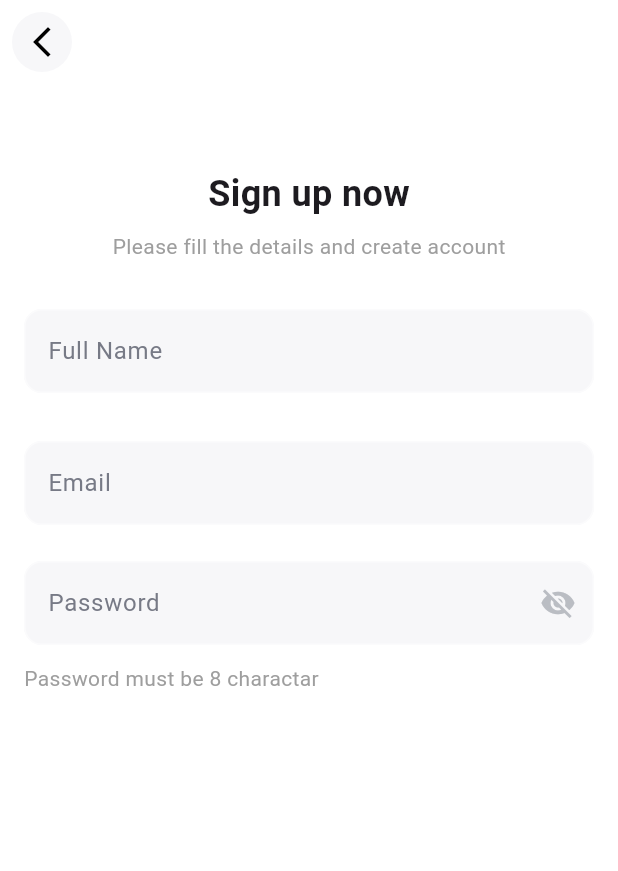
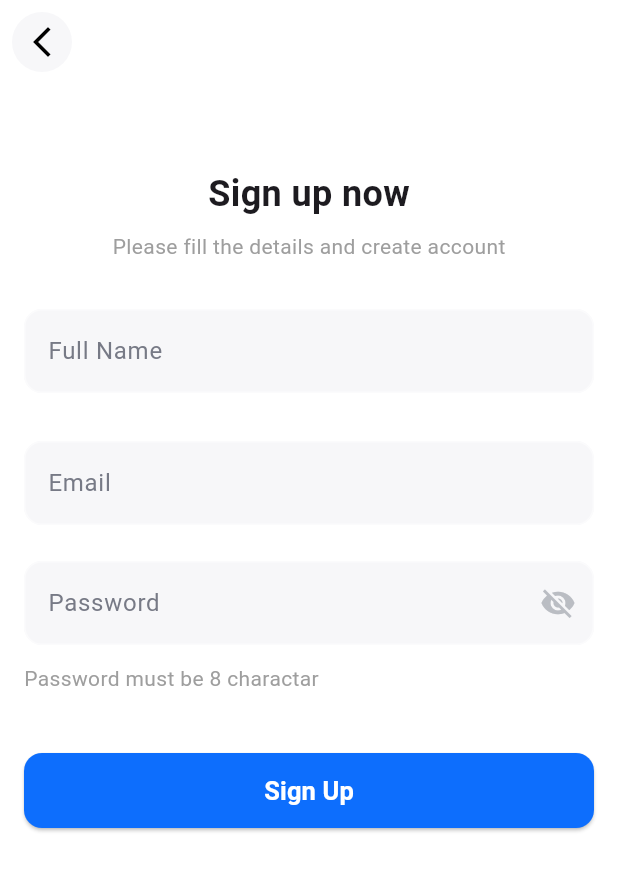
Before and after one commit to NadyAlwazah/flutter-task06-travel-app-beg, a Flutter app: the screen it shows after launch, after a tap on "Sign up", on a phone screen of 412 x 824 dp. Shown: the top 871 px of the screen. Run offline on Flutter 3.47's test engine with Material 3 defaults, Android fonts, the phone set to English and light mode, and no system bars; our stand-ins replace go_router.

Commit message:
feat(auth/signup): add Sign Up button to SignupViewBody

```diff
--- a/lib/features/auth/presentation/views/widgets/signin_view_body.dart
+++ b/lib/features/auth/presentation/views/widgets/signin_view_body.dart
@@ -63,7 +63,7 @@ class _SigninViewBodyState extends State<SigninViewBody> {
               const ForgetPasswordText(),
 
               const SizedBox(height: 32),
-              CustomButton(text: "Sign in", onPressed: () {}),
+              CustomButton(text: "Sign In", onPressed: () {}),
 
               const SizedBox(height: 32),
               const DonotHaveAnAccountWidget(),
--- a/lib/features/auth/presentation/views/widgets/signup_view_body.dart
+++ b/lib/features/auth/presentation/views/widgets/signup_view_body.dart
@@ -1,5 +1,6 @@
 import 'package:flutter/material.dart';
 import 'package:flutter_task06_travel_app_beg/core/utils/validators.dart';
+import 'package:flutter_task06_travel_app_beg/core/widgets/custom_button.dart';
 import 'package:flutter_task06_travel_app_beg/features/auth/presentation/views/widgets/auth_header.dart';
 import 'package:flutter_task06_travel_app_beg/features/auth/presentation/views/widgets/custom_text_form_field.dart';
 
@@ -72,6 +73,8 @@ class _SignupViewBodyState extends State<SignupViewBody> {
                   style: TextStyle(color: Colors.grey),
                 ),
               ),
+              const SizedBox(height: 40),
+              CustomButton(text: "Sign Up", onPressed: () {}),
             ],
           ),
         ),
```
